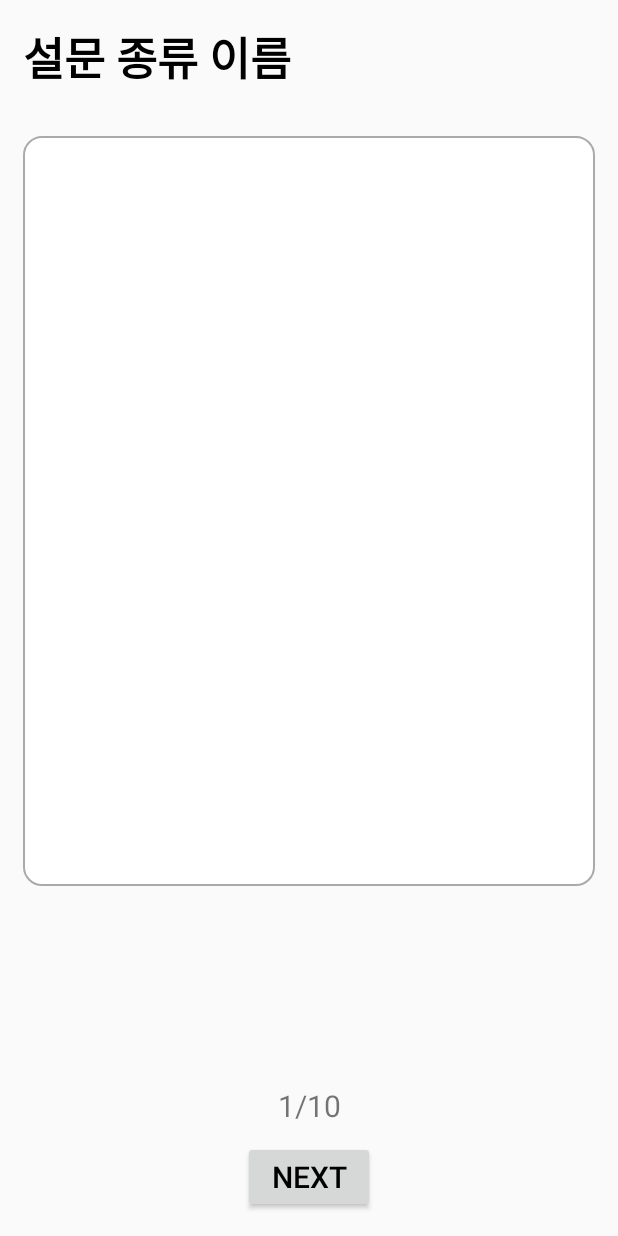
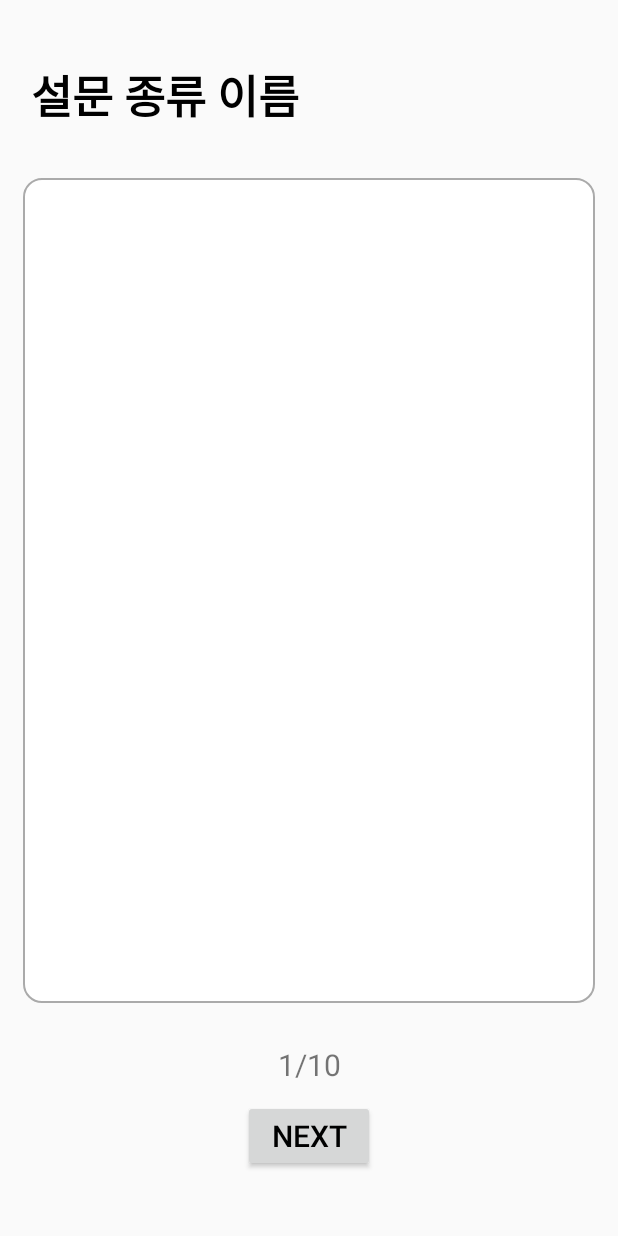
Before and after one commit to IndustryHandsOnTeamB/suggest-front-end, an Android app: the SurveyActivity screen opened directly, with no data from a screen before it, on a phone screen of 412 x 824 dp. Run offline under Robolectric (Android 15) with nearby library versions, the phone set to English and light mode, and no system bars.

Commit message:
basic recycler view and UI for job_value_test

```diff
--- a/HandsOn/app/build.gradle
+++ b/HandsOn/app/build.gradle
@@ -27,4 +27,6 @@ dependencies {
     testImplementation 'junit:junit:4.12'
     androidTestImplementation 'androidx.test.ext:junit:1.1.0'
     androidTestImplementation 'androidx.test.espresso:espresso-core:3.1.1'
+
+    implementation 'org.honorato.multistatetogglebutton:multistatetogglebutton:0.2.2'
 }
--- a/HandsOn/app/src/main/AndroidManifest.xml
+++ b/HandsOn/app/src/main/AndroidManifest.xml
@@ -9,7 +9,8 @@
         android:roundIcon="@mipmap/ic_launcher_round"
         android:supportsRtl="true"
         android:theme="@style/AppTheme">
-        <activity android:name=".StartNewSurveyActivity"></activity>
+        <activity android:name=".SurveyJobValueActivity"/>
+        <activity android:name=".StartNewSurveyActivity" />
         <activity android:name=".PastResultActivity" />
         <activity android:name=".CaseSearchActivity" />
         <activity android:name=".MenuSelect" />
--- a/HandsOn/app/src/main/java/com/example/handson/MenuSelect.java
+++ b/HandsOn/app/src/main/java/com/example/handson/MenuSelect.java
@@ -42,8 +42,8 @@ public class MenuSelect extends AppCompatActivity {
         testStartButton.setOnClickListener(new View.OnClickListener() {
             @Override
             public void onClick(View v) {
-//                Intent intent = new Intent(getApplicationContext(), #####.class);
-//                startActivity(intent);
+                Intent intent = new Intent(getApplicationContext(), SurveyJobValueActivity.class);
+                startActivity(intent);
             }
         });
 
--- a/HandsOn/app/src/main/res/layout/activity_survey.xml
+++ b/HandsOn/app/src/main/res/layout/activity_survey.xml
@@ -8,9 +8,9 @@
     android:layout_margin="15dp"
     tools:context=".SurveyActivity">
 
-    <LinearLayout
+    <androidx.constraintlayout.widget.ConstraintLayout
         android:layout_width="match_parent"
-        android:layout_height="wrap_content"
+        android:layout_height="match_parent"
         android:orientation="vertical">
 
         <TextView
@@ -21,24 +21,33 @@
             android:textColor="@android:color/black"
             android:textStyle="bold"
             android:textSize="30dp"
-            android:layout_marginBottom="30dp"/>
+            android:padding="5dp"
+            android:layout_marginTop="20dp"
+            android:layout_marginBottom="30dp"
+            app:layout_constraintTop_toTopOf="parent"
+            tools:ignore="MissingConstraints" />
 
         <androidx.recyclerview.widget.RecyclerView
             android:id="@+id/recycler_view_survey"
             android:scrollbars="vertical"
             android:layout_width="match_parent"
-            android:layout_height="500dp"
+            android:layout_height="550dp"
             android:background="@drawable/layout_shape"
             android:scrollbarFadeDuration="0"
-            android:scrollbarSize="5dp"/>
-    </LinearLayout>
+            android:scrollbarSize="5dp"
+            android:padding="5dp"
+            app:layout_constraintTop_toBottomOf="@+id/text_survey_type"
+            app:layout_constraintBottom_toTopOf="@id/linear_btm_layout"/>
 
         <LinearLayout
             android:layout_width="match_parent"
             android:layout_height="wrap_content"
             android:layout_alignParentBottom="true"
             android:orientation="vertical"
-        android:gravity="center">
+            android:gravity="center"
+            android:id="@+id/linear_btm_layout"
+            app:layout_constraintTop_toBottomOf="@+id/recycler_view_survey"
+            app:layout_constraintBottom_toBottomOf="parent">
 
             <TextView
                 android:layout_width="match_parent"
@@ -57,4 +66,6 @@
                 android:textSize="20dp"
                 android:textColor="@android:color/black"/>
         </LinearLayout>
+    </androidx.constraintlayout.widget.ConstraintLayout>
+
 </RelativeLayout>
```
Also changed, not shown: HandsOn/app/src/main/java/com/example/handson/JobValueRecyclerViewAdapter.java (added, +95 -0 lines), HandsOn/app/src/main/java/com/example/handson/JobValueRecyclerViewItem.java (added, +22 -0 lines), HandsOn/app/src/main/java/com/example/handson/SurveyJobValueActivity.java (added, +89 -0 lines), HandsOn/app/src/main/res/layout/activity_survey_job_value.xml (added, +9 -0 lines), HandsOn/app/src/main/res/layout/survey_job_value_item.xml (added, +34 -0 lines), HandsOn/app/src/main/res/values/strings.xml (+7 -0 lines). Lines whose indentation alone changed are shown as unchanged.
